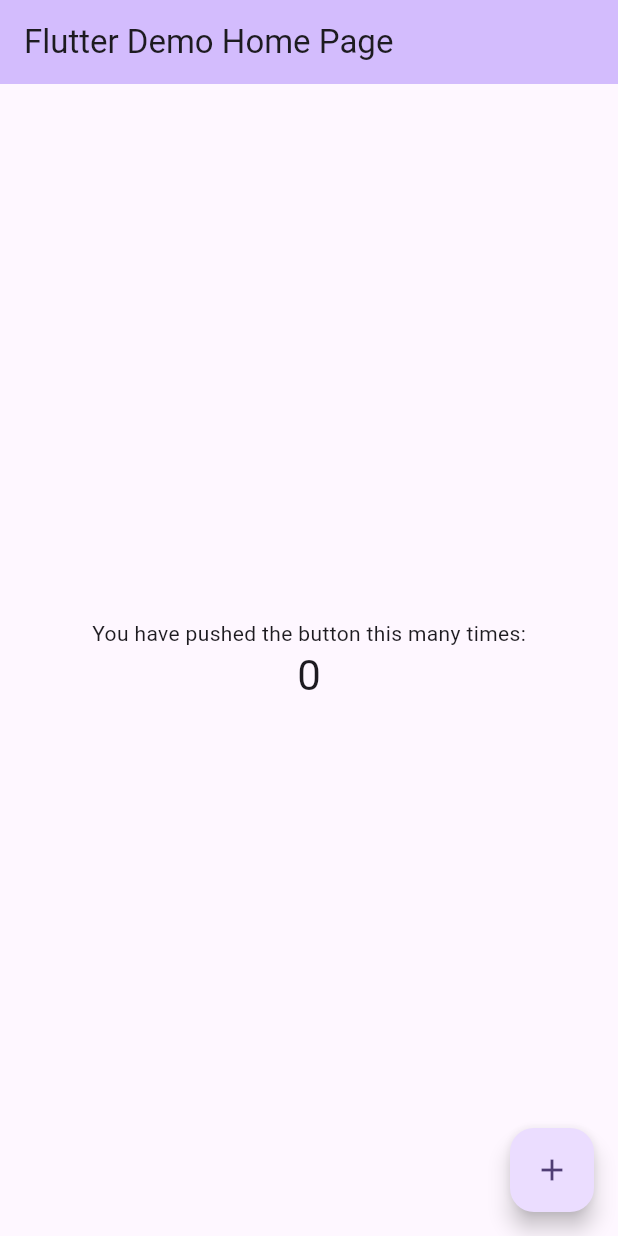
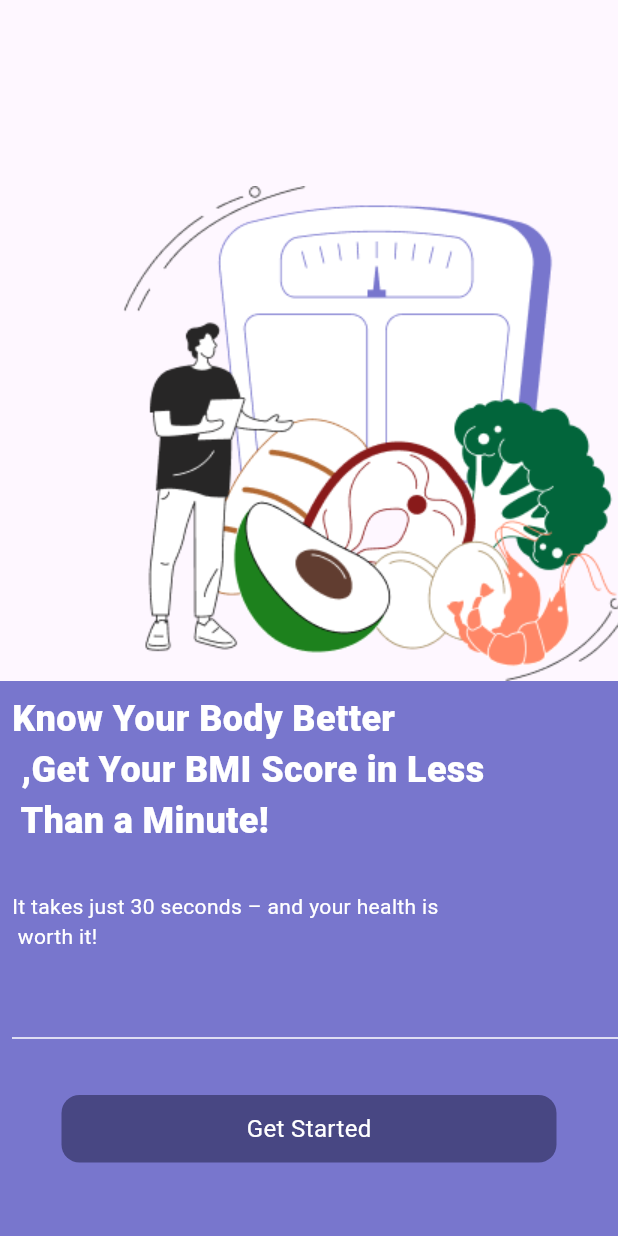
Before and after one commit to Faris-Abozain/bmi_calc, a Flutter app: the screen it shows after launch, on a phone screen of 412 x 824 dp. Run offline on Flutter 3.47's test engine with Material 3 defaults, Android fonts, the phone set to English and light mode, and no system bars.

Commit message:
first 2 screens(UI)

```diff
--- /dev/null
+++ b/lib/core/app_colors.dart
@@ -0,0 +1,7 @@
+import 'dart:ui';
+
+class AppColors{
+  static const Color purple=Color(0xff7876CD);
+  static const Color dark_purple=Color(0xff484783);
+  static const Color green=Color(0xff01502E);
+}
--- /dev/null
+++ b/lib/core/widgets/CustomWidget.dart
@@ -0,0 +1,24 @@
+import 'package:flutter/material.dart';
+
+import '../app_colors.dart';
+
+class CustomWidget extends StatelessWidget {
+  String text;
+   CustomWidget({
+    super.key,
+    required this.text
+  });
+
+  @override
+  Widget build(BuildContext context) {
+    return Container(
+      height:45 ,
+      width: 330,
+      decoration: BoxDecoration(
+          color: AppColors.dark_purple,
+        borderRadius: BorderRadius.circular(12)
+      ),
+      child: Center(child: Text(text,style: TextStyle(color: Colors.white,fontSize: 16),)),
+    );
+  }
+}
--- a/lib/main.dart
+++ b/lib/main.dart
@@ -1,3 +1,5 @@
+import 'package:bmi/screens/on_boarding/welcome_screen.dart';
+import 'package:bmi/screens/presentation/info_screen.dart';
 import 'package:flutter/material.dart';
 
 void main() {
@@ -11,115 +13,12 @@ class MyApp extends StatelessWidget {
   @override
   Widget build(BuildContext context) {
     return MaterialApp(
-      title: 'Flutter Demo',
-      theme: ThemeData(
-        // This is the theme of your application.
-        //
-        // TRY THIS: Try running your application with "flutter run". You'll see
-        // the application has a purple toolbar. Then, without quitting the app,
-        // try changing the seedColor in the colorScheme below to Colors.green
-        // and then invoke "hot reload" (save your changes or press the "hot
-        // reload" button in a Flutter-supported IDE, or press "r" if you used
-        // the command line to start the app).
-        //
-        // Notice that the counter didn't reset back to zero; the application
-        // state is not lost during the reload. To reset the state, use hot
-        // restart instead.
-        //
-        // This works for code too, not just values: Most code changes can be
-        // tested with just a hot reload.
-        colorScheme: ColorScheme.fromSeed(seedColor: Colors.deepPurple),
-        useMaterial3: true,
-      ),
-      home: const MyHomePage(title: 'Flutter Demo Home Page'),
+      routes:
+        {
+          WelcomeScreen.routeName:(context)=>WelcomeScreen(),
+          InfoScreen.routeName:(context)=>InfoScreen(),
+        }
+
     );
   }
 }
-
-class MyHomePage extends StatefulWidget {
-  const MyHomePage({super.key, required this.title});
-
-  // This widget is the home page of your application. It is stateful, meaning
-  // that it has a State object (defined below) that contains fields that affect
-  // how it looks.
-
-  // This class is the configuration for the state. It holds the values (in this
-  // case the title) provided by the parent (in this case the App widget) and
-  // used by the build method of the State. Fields in a Widget subclass are
-  // always marked "final".
-
-  final String title;
-
-  @override
-  State<MyHomePage> createState() => _MyHomePageState();
-}
-
-class _MyHomePageState extends State<MyHomePage> {
-  int _counter = 0;
-
-  void _incrementCounter() {
-    setState(() {
-      // This call to setState tells the Flutter framework that something has
-      // changed in this State, which causes it to rerun the build method below
-      // so that the display can reflect the updated values. If we changed
-      // _counter without calling setState(), then the build method would not be
-      // called again, and so nothing would appear to happen.
-      _counter++;
-    });
-  }
-
-  @override
-  Widget build(BuildContext context) {
-    // This method is rerun every time setState is called, for instance as done
-    // by the _incrementCounter method above.
-    //
-    // The Flutter framework has been optimized to make rerunning build methods
-    // fast, so that you can just rebuild anything that needs updating rather
-    // than having to individually change instances of widgets.
-    return Scaffold(
-      appBar: AppBar(
-        // TRY THIS: Try changing the color here to a specific color (to
-        // Colors.amber, perhaps?) and trigger a hot reload to see the AppBar
-        // change color while the other colors stay the same.
-        backgroundColor: Theme.of(context).colorScheme.inversePrimary,
-        // Here we take the value from the MyHomePage object that was created by
-        // the App.build method, and use it to set our appbar title.
-        title: Text(widget.title),
-      ),
-      body: Center(
-        // Center is a layout widget. It takes a single child and positions it
-        // in the middle of the parent.
-        child: Column(
-          // Column is also a layout widget. It takes a list of children and
-          // arranges them vertically. By default, it sizes itself to fit its
-          // children horizontally, and tries to be as tall as its parent.
-          //
-          // Column has various properties to control how it sizes itself and
-          // how it positions its children. Here we use mainAxisAlignment to
-          // center the children vertically; the main axis here is the vertical
-          // axis because Columns are vertical (the cross axis would be
-          // horizontal).
-          //
-          // TRY THIS: Invoke "debug painting" (choose the "Toggle Debug Paint"
-          // action in the IDE, or press "p" in the console), to see the
-          // wireframe for each widget.
-          mainAxisAlignment: MainAxisAlignment.center,
-          children: <Widget>[
-            const Text(
-              'You have pushed the button this many times:',
-            ),
-            Text(
-              '$_counter',
-              style: Theme.of(context).textTheme.headlineMedium,
-            ),
-          ],
-        ),
-      ),
-      floatingActionButton: FloatingActionButton(
-        onPressed: _incrementCounter,
-        tooltip: 'Increment',
-        child: const Icon(Icons.add),
-      ), // This trailing comma makes auto-formatting nicer for build methods.
-    );
-  }
-}
--- /dev/null
+++ b/lib/screens/on_boarding/welcome_screen.dart
@@ -0,0 +1,58 @@
+import 'package:bmi/core/app_colors.dart';
+import 'package:bmi/screens/presentation/info_screen.dart';
+import 'package:flutter/material.dart';
+
+import '../../core/widgets/CustomWidget.dart';
+
+class WelcomeScreen extends StatelessWidget {
+  static const String routeName="/";
+  const WelcomeScreen({super.key});
+
+  @override
+  Widget build(BuildContext context) {
+    return Scaffold(
+      body: Stack(
+        children: [
+          Positioned(
+            bottom: 0,
+            child: Column(
+              children: [
+                Image.asset("assets/images/welcome_image.png"),
+                Container(
+                  height: 370,
+                  width:500,
+                  decoration: BoxDecoration(color: AppColors.purple),
+                  child: Padding(
+                    padding: const EdgeInsets.all(8.0),
+                    child: Column(
+                      crossAxisAlignment: CrossAxisAlignment.start,
+                      children: [
+                        Text(
+                          "Know Your Body Better\n ,Get Your BMI Score in Less\n Than a Minute!",style: TextStyle(fontSize: 24,fontWeight: FontWeight.w900,color: Colors.white),),
+                        SizedBox(height: 30,),
+                        Text("It takes just 30 seconds – and your health is\n worth it!",style: TextStyle(color: Colors.white),),
+                        SizedBox(height: 50,),
+                        Divider(color: Colors.white,),
+                        Padding(
+                          padding: const EdgeInsets.symmetric(vertical: 30,horizontal: 33),
+                          child: GestureDetector(
+                              onTap: () {
+                                Navigator.pushNamed(context, InfoScreen.routeName);
+                              },
+                              child: CustomWidget(text: "Get Started",)),
+                        ),
+                      ],
+                    ),
+                  ),
+                ),
+
+              ],
+            ),
+
+
+          )
+        ],
+      ),
+    );
+  }
+}
--- a/pubspec.yaml
+++ b/pubspec.yaml
@@ -58,8 +58,8 @@ flutter:
   uses-material-design: true
 
   # To add assets to your application, add an assets section, like this:
-  # assets:
-  #   - images/a_dot_burr.jpeg
+  assets:
+     - assets/images/
   #   - images/a_dot_ham.jpeg
 
   # An image asset can refer to one or more resolution-specific "variants", see
```
Also changed, not shown: lib/core/widgets/container_widget.dart (added, +35 -0 lines), lib/core/widgets/text_form_widget.dart (added, +25 -0 lines), lib/screens/presentation/info_screen.dart (added, +174 -0 lines), assets/images/female.png (added), assets/images/male.png (added), assets/images/welcome_image.png (added), pubspec.lock.
